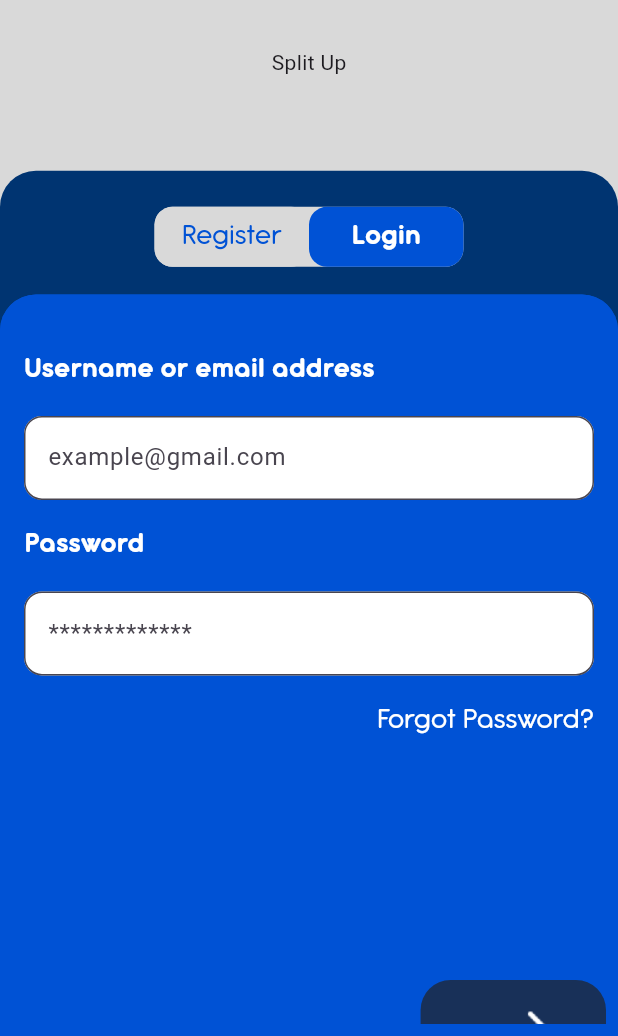
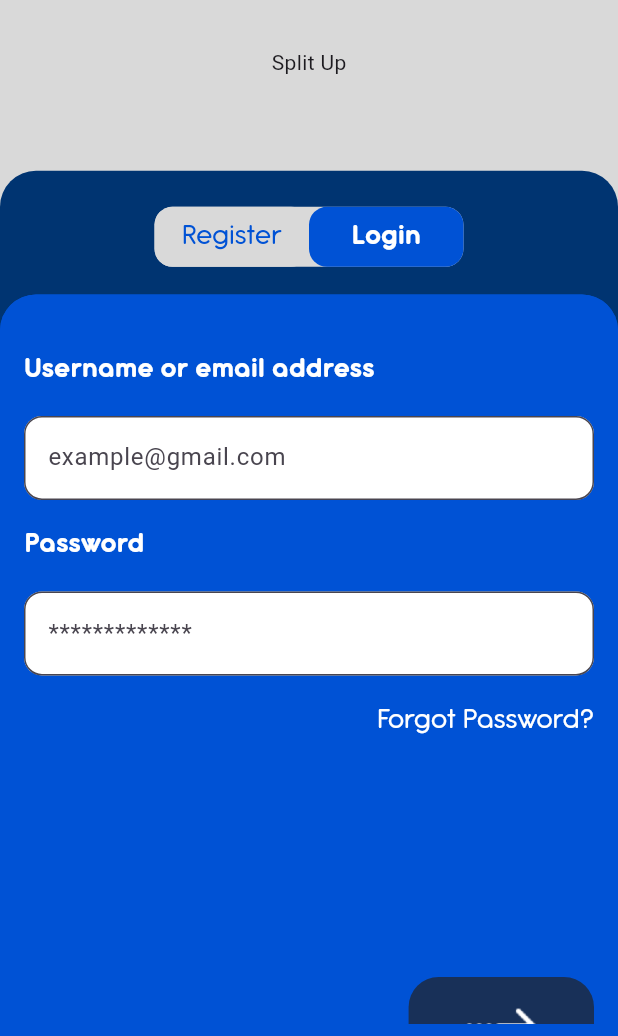
Before and after one commit to sadgezy/Capstone-Flutter-Project, a Flutter app: the LoginReg screen opened by its route, after a tap on "Login", on a phone screen of 412 x 824 dp, the part 200-1236 px from its top. Run offline on Flutter 3.47's test engine with Material 3 defaults, Android fonts, the phone set to English and light mode, and no system bars; our stand-ins replace get, smooth_page_indicator.

Commit message:
fixed button position

```diff
--- a/bill_splitter/lib/presentation/screen/loginReg/login_form.dart
+++ b/bill_splitter/lib/presentation/screen/loginReg/login_form.dart
@@ -131,10 +131,12 @@ class _LoginFormState extends State<LoginForm> {
                     ],
                   ),
                   SizedBox(
-                    height: 150,
+                    height: screenHeight * 0.17,
                   ),
                   Align(
                     alignment: Alignment.bottomRight,
+                    child: Padding(
+                      padding: const EdgeInsets.all(8.0),
                       child: Container(
                         height: 65,
                         width: screenWidth * 0.3,
@@ -153,6 +155,7 @@ class _LoginFormState extends State<LoginForm> {
                           ),
                         ),
                       ),
+                    ),
                   )
                 ],
               ),
--- a/bill_splitter/lib/presentation/screen/loginReg/signup_form.dart
+++ b/bill_splitter/lib/presentation/screen/loginReg/signup_form.dart
@@ -157,14 +157,13 @@ class _SignupFormState extends State<SignupForm> {
                   ),
                 ),
                 SizedBox(
-                  height: 70,
+                  height: screenHeight * 0.08,
                 ),
-                Padding(
+                Align(
+                  alignment: Alignment.bottomRight,
+                  child: Padding(
                     padding: const EdgeInsets.all(8.0),
-                  child: Row(
-                    mainAxisAlignment: MainAxisAlignment.end,
-                    children: [
-                      Container(
+                    child: Container(
                       height: 65,
                       width: screenWidth * 0.3,
                       decoration: BoxDecoration(
@@ -182,9 +181,8 @@ class _SignupFormState extends State<SignupForm> {
                         ),
                       ),
                     ),
-                    ],
                   ),
-                ),
+                )
               ],
             ),
           ),
```
Lines whose indentation alone changed are shown as unchanged.
